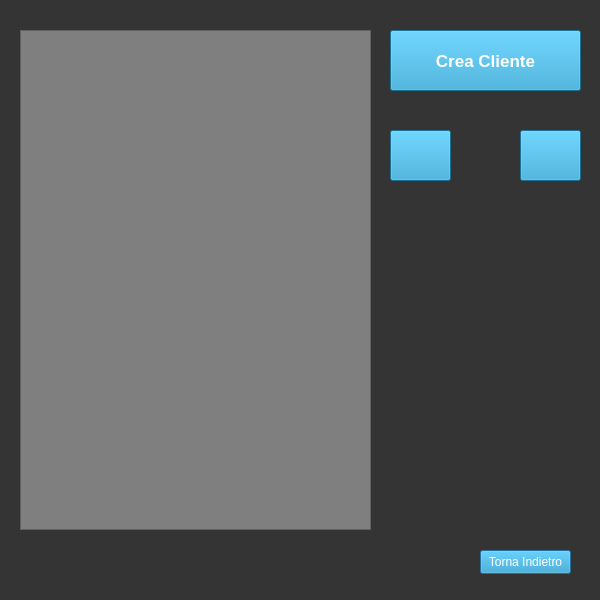
Before: the Qt Designer form Viste/Amministratore/GUI/cud_cliente.ui in GiulianiM/Noleggio, drawn with Qt 5.
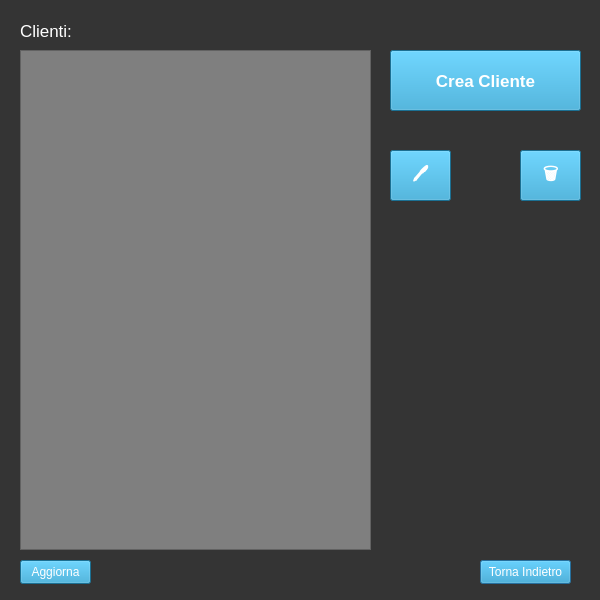
After: the same form once the commit is applied. Icons and pictures are not drawn.

The edit to the form file:
```diff
--- a/Viste/Amministratore/GUI/cud_cliente.ui
+++ b/Viste/Amministratore/GUI/cud_cliente.ui
@@ -20,7 +20,7 @@
    <property name="geometry">
     <rect>
      <x>20</x>
-     <y>30</y>
+     <y>50</y>
      <width>351</width>
      <height>500</height>
     </rect>
@@ -34,7 +34,7 @@
    <property name="geometry">
     <rect>
      <x>480</x>
-     <y>550</y>
+     <y>560</y>
      <width>91</width>
      <height>24</height>
     </rect>
@@ -51,7 +51,7 @@
    <property name="geometry">
     <rect>
      <x>390</x>
-     <y>30</y>
+     <y>50</y>
      <width>191</width>
      <height>61</height>
     </rect>
@@ -59,7 +59,6 @@
    <property name="font">
     <font>
      <pointsize>13</pointsize>
-     <weight>75</weight>
      <bold>true</bold>
     </font>
    </property>
@@ -78,7 +77,7 @@
    <property name="geometry">
     <rect>
      <x>390</x>
-     <y>130</y>
+     <y>150</y>
      <width>61</width>
      <height>51</height>
     </rect>
@@ -86,7 +85,6 @@
    <property name="font">
     <font>
      <pointsize>13</pointsize>
-     <weight>75</weight>
      <bold>true</bold>
     </font>
    </property>
@@ -95,7 +93,7 @@
 </string>
    </property>
    <property name="text">
-    <string/>
+    <string>🖊️</string>
    </property>
    <property name="icon">
     <iconset>
@@ -115,7 +113,7 @@
    <property name="geometry">
     <rect>
      <x>520</x>
-     <y>130</y>
+     <y>150</y>
      <width>61</width>
      <height>51</height>
     </rect>
@@ -123,7 +121,6 @@
    <property name="font">
     <font>
      <pointsize>13</pointsize>
-     <weight>75</weight>
      <bold>true</bold>
     </font>
    </property>
@@ -132,7 +129,7 @@
 </string>
    </property>
    <property name="text">
-    <string/>
+    <string>🗑️</string>
    </property>
    <property name="icon">
     <iconset>
@@ -145,6 +142,44 @@
     </size>
    </property>
   </widget>
+  <widget class="QLabel" name="label">
+   <property name="geometry">
+    <rect>
+     <x>20</x>
+     <y>20</y>
+     <width>61</width>
+     <height>21</height>
+    </rect>
+   </property>
+   <property name="font">
+    <font>
+     <pointsize>13</pointsize>
+    </font>
+   </property>
+   <property name="styleSheet">
+    <string notr="true">color: rgb(255, 255, 255);</string>
+   </property>
+   <property name="text">
+    <string>Clienti:</string>
+   </property>
+  </widget>
+  <widget class="QPushButton" name="refresh_button">
+   <property name="geometry">
+    <rect>
+     <x>20</x>
+     <y>560</y>
+     <width>71</width>
+     <height>24</height>
+    </rect>
+   </property>
+   <property name="styleSheet">
+    <string notr="true">font-size:20; color:white;background-color:rgb(38, 157, 206)
+</string>
+   </property>
+   <property name="text">
+    <string>Aggiorna</string>
+   </property>
+  </widget>
  </widget>
  <resources/>
  <connections/>
```
Left out of the diff: 6 changed lines with no effect on the pictures.
